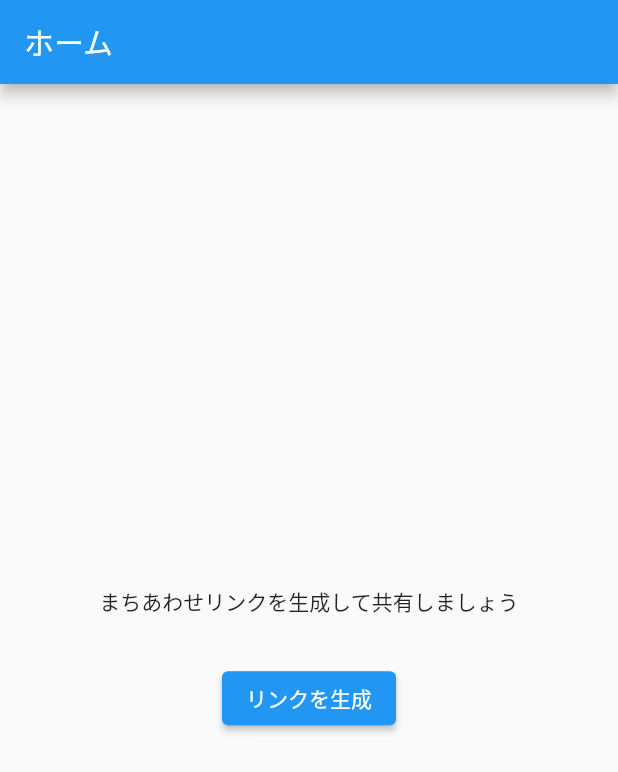
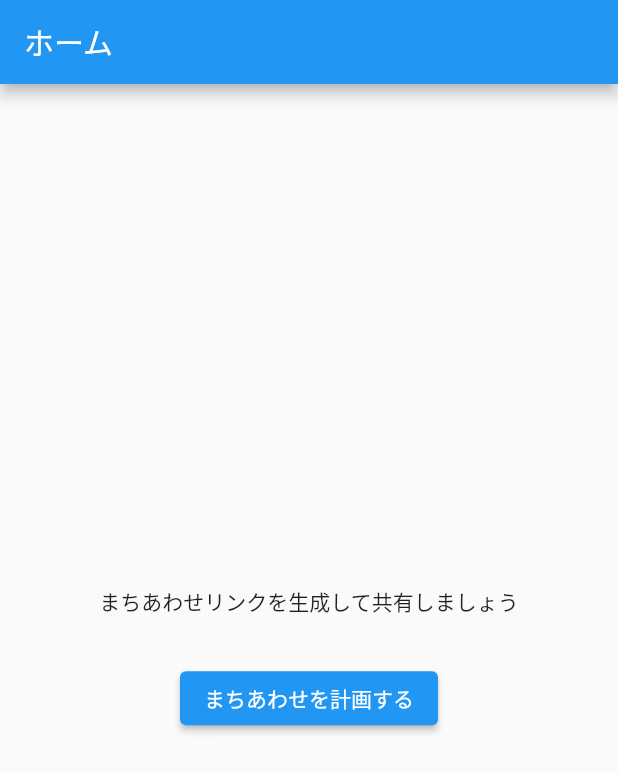
Before and after one commit to Al-Mikan/mesh-frontend, a Flutter app: the screen it shows after launch, on a phone screen of 412 x 824 dp. Shown: the top 772 px of the screen. Run offline on Flutter 3.47's test engine with Material 3 defaults, Android fonts, the phone set to English and light mode, and no system bars; our stand-ins replace shared_preferences.

```diff
--- a/lib/home_page.dart
+++ b/lib/home_page.dart
@@ -82,7 +82,7 @@ class _HomePageState extends State<HomePage> {
                         ),
                       );
                     },
-                    child: const Text('リンクを生成'),
+                    child: const Text('まちあわせを計画する'),
                   ),
                 ],
               ),
```
